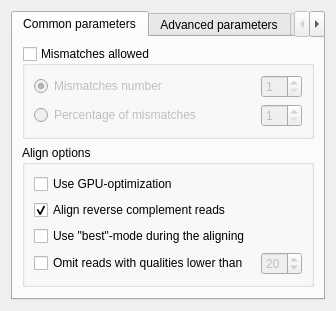
Old version of the form src/plugins/genome_aligner/src/ui/GenomeAlignerSettings.ui in the repository violethaze74/ugene.
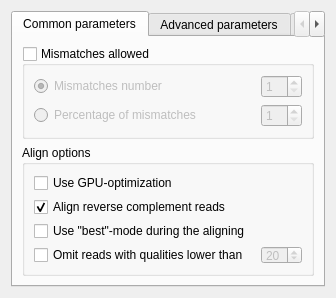
New version of the form.

Commit message: Genome aligner dialog: support all index file cases

```diff
--- a/src/plugins/genome_aligner/src/ui/GenomeAlignerSettings.ui
+++ b/src/plugins/genome_aligner/src/ui/GenomeAlignerSettings.ui
@@ -126,6 +126,12 @@
        </item>
        <item>
         <widget class="QGroupBox" name="groupBox_alignOptions">
+         <property name="minimumSize">
+          <size>
+           <width>0</width>
+           <height>129</height>
+          </size>
+         </property>
          <property name="toolTip">
           <string>Set short reads aligning options.</string>
          </property>
```
The commit also changes 5 other files.
